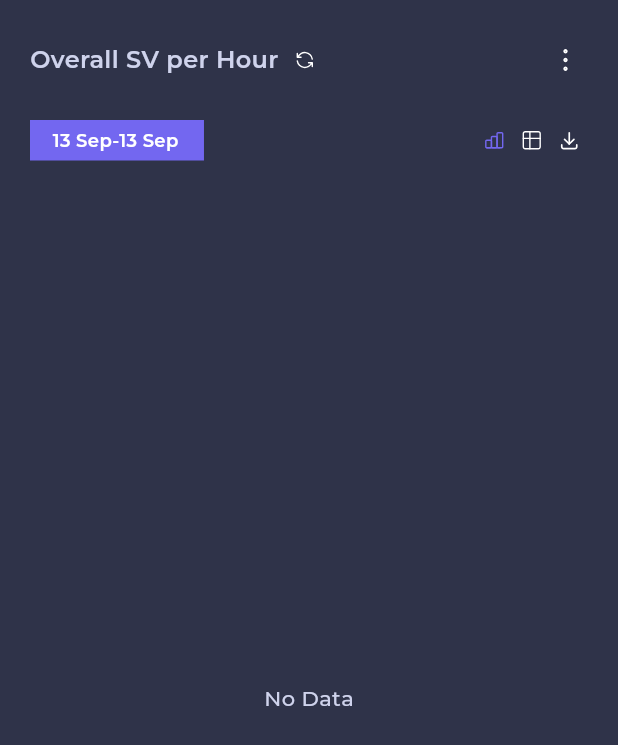
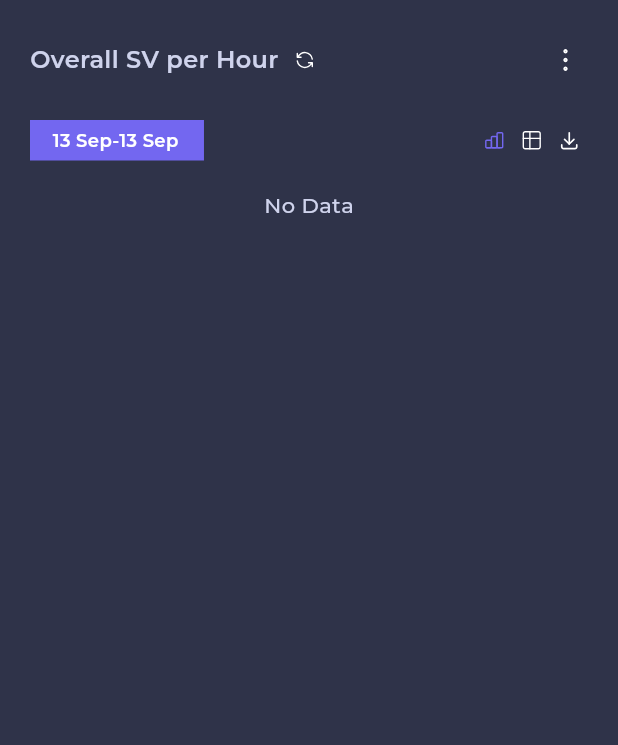
Before and after one commit to deploymentidpl/absolute_cx_gre_app, a Flutter app: the GetOverallSvChart widget shown alone on an empty page, opened directly, on a phone screen of 412 x 824 dp. Shown: the top 745 px of the screen. Run offline on Flutter 3.47's test engine with Material 3 defaults, Android fonts, the phone set to English and light mode, and no system bars; our stand-ins replace cached_network_image, chewie, connectivity_plus, device_info_plus, dio, event_bus and 23 more; missing offline and left inert: dart_ipify, day_night_switch, scan, syncfusion_flutter_core; accounts and stored records are empty; generated files the repository leaves out were written again; network calls fail.

Commit message:
web and mobile blank screen issue resolved due to layout changes in dashboard

```diff
--- a/lib/view/Dashboard/DashboardWidgets/get_overall_sv_chart.dart
+++ b/lib/view/Dashboard/DashboardWidgets/get_overall_sv_chart.dart
@@ -288,8 +288,15 @@ class _GetOverallSvChartState extends State<GetOverallSvChart> {
           SizedBox(
             height: controller.spaceMedium.value,
           ),
-          Expanded(
-            child: FutureBuilder(
+          isWeb?Expanded(child: getContent()):getContent()
+        ],
+      ),
+    );
+  }
+
+  Widget getContent(){
+    return
+      FutureBuilder(
         builder: (context, snapshot) {
           if (snapshot.connectionState == ConnectionState.done &&
               snapshot.hasData) {
@@ -406,21 +413,17 @@ class _GetOverallSvChartState extends State<GetOverallSvChart> {
                       ],
                     ))
                     : SizedBox(
-                                  width: controller.sizingInformation.value
-                                          .screenSize.width -
-                                      60,
-                                  child:   Center(
-                                    child: FittedBox(
-                                      fit: BoxFit.scaleDown,
-                                      child: Center(
-                                        child: SfDataGridTheme(
+                  // width: controller.sizingInformation.value
+                  //     .screenSize.width -
+                  //     60,
+                  child:   SfDataGridTheme(
                     data: SfDataGridThemeData(
                         headerColor: Colors.transparent,
                         sortIconColor: ColorTheme.cWhite),
                     child: SfDataGrid(
                       allowSwiping: false,
                       footerFrozenRowsCount: 1,
-                                            columnWidthMode: ColumnWidthMode.auto,
+                      columnWidthMode: ColumnWidthMode.fitByColumnName,
                       source: OverAllSvPerHourDataGrid(
                           dataList: controller.svPerHourList),
                       gridLinesVisibility: GridLinesVisibility.both,
@@ -435,7 +438,7 @@ class _GetOverallSvChartState extends State<GetOverallSvChart> {
                       columnSizer: CustomColumnSizer(),
                       columns: <GridColumn>[
                         GridColumn(
-                                                  width:  (Get.width -20) / 4,
+                            // width:  (Get.width -20) / 4,
                             columnName: 'time',
                             label: Container(
                               color: Colors.transparent,
@@ -450,7 +453,7 @@ class _GetOverallSvChartState extends State<GetOverallSvChart> {
                               ),
                             )),
                         GridColumn(
-                                                  width:  (Get.width -20) / 4,
+                            // width:  (Get.width -20) / 4,
                             columnName: 'count',
                             label: Container(
                               color: Colors.transparent,
@@ -465,9 +468,6 @@ class _GetOverallSvChartState extends State<GetOverallSvChart> {
                               ),
                             )),
                       ],
-                                          ),
-                                        ),
-                                      ),
                     ),
                   ) /*Table(
                                   children: List.generate(
@@ -567,10 +567,6 @@ class _GetOverallSvChartState extends State<GetOverallSvChart> {
           }
         },
         future: controller.getSVPerHourList(),
-            ),
-          ),
-        ],
-      ),
       );
   }
 }
```
Also changed, not shown: lib/view/Dashboard/DashboardWidgets/get_source_wise_sv_count.dart (+1 -11 lines), 1 other file. Lines whose indentation alone changed are shown as unchanged.
